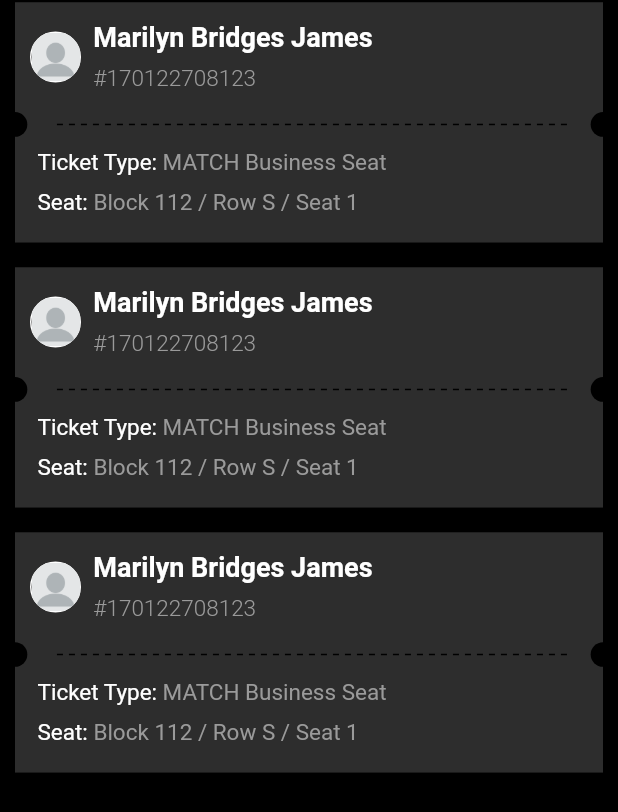
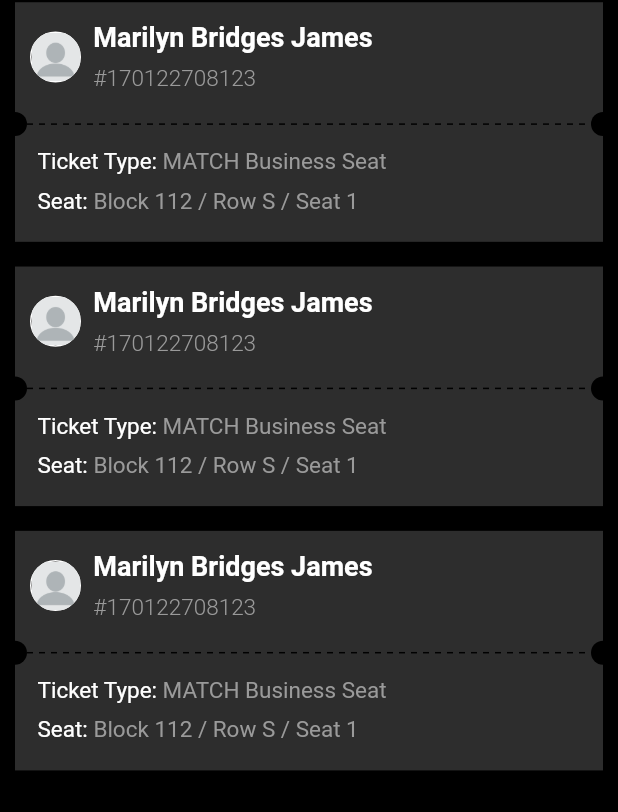
Before and after one commit to samaa99/ticketsTask, a Flutter app: the MatchInfo screen opened directly, on a phone screen of 412 x 824 dp. Shown: the part 388-1200 px from the top of the screen. Run offline on Flutter 3.47's test engine with Material 2 defaults, Android fonts, the phone set to English and light mode, and no system bars; drawn by our look-alikes of dotted_line; missing offline and left inert: solid_bottom_sheet.

Commit message:
finish the containers and 2 circles in matchInfo screen.

```diff
--- a/lib/models/user_model.dart
+++ b/lib/models/user_model.dart
@@ -8,4 +8,12 @@ class User {
     required this.title,
     required this.img,
   });
+
+  factory User.fromJson(Map<String, dynamic> json) {
+    return User(
+      name: json['name'],
+      title: json['title'],
+      img: json['img'],
+    );
+  }
 }
--- a/lib/screens/match_info_page.dart
+++ b/lib/screens/match_info_page.dart
@@ -213,31 +213,29 @@ class _MatchInfoState extends State<MatchInfo> {
               height: _deviceHeight * 0.01,
             ),
             Row(
-              mainAxisAlignment: MainAxisAlignment.spaceEvenly,
               children: [
-                Transform.translate(
-                  offset: const Offset(-9, 0),
-                  child: Container(
-                    margin: const EdgeInsets.only(right: 10),
-                    height: _deviceHeight * 0.02,
-                    width: _deviceWidth * 0.04,
-                    decoration: const BoxDecoration(
-                      color: Colors.black,
-                      shape: BoxShape.circle,
+                Container(
+                  height: 16,
+                  width: 8,
+                  decoration: const BoxDecoration(
+                    color: Colors.black,
+                    borderRadius: BorderRadius.only(
+                      topRight: Radius.circular(100),
+                      bottomRight: Radius.circular(100),
                     ),
                   ),
                 ),
-                DottedLine(
-                  lineLength: _deviceWidth * 0.84,
+                const Expanded(
+                  child: DottedLine(),
                 ),
-                Transform.translate(
-                  offset: const Offset(9, 0),
-                  child: Container(
-                    height: _deviceHeight * 0.02,
-                    width: _deviceWidth * 0.04,
-                    decoration: const BoxDecoration(
-                      color: Colors.black,
-                      shape: BoxShape.circle,
+                Container(
+                  height: 16,
+                  width: 8,
+                  decoration: const BoxDecoration(
+                    color: Colors.black,
+                    borderRadius: BorderRadius.only(
+                      topLeft: Radius.circular(100),
+                      bottomLeft: Radius.circular(100),
                     ),
                   ),
                 ),
--- a/lib/screens/users_list_page.dart
+++ b/lib/screens/users_list_page.dart
@@ -1,6 +1,7 @@
 import 'package:flutter/material.dart';
 import 'package:task1/screens/user_details_page.dart';
 
+import '../models/user_model.dart';
 import '../widgets/user_card.dart';
 
 class UsersListPage extends StatefulWidget {
@@ -11,6 +12,18 @@ class UsersListPage extends StatefulWidget {
 }
 
 class _UsersListPageState extends State<UsersListPage> {
+  List<User> users = [];
+
+  // Future<void> _getUsers() async {
+  //   users = await getUsers.getAllUsers();
+  // }
+
+  @override
+  void initState() {
+    super.initState();
+    // _getUsers();
+  }
+
   @override
   Widget build(BuildContext context) {
     return Scaffold(
@@ -101,7 +114,9 @@ class _UsersListPageState extends State<UsersListPage> {
               shrinkWrap: true,
               itemCount: 10,
               itemBuilder: (context, index) {
-                return const UserCardListWidget();
+                return UserCardListWidget(
+                    // user: users[1],
+                    );
               }),
           onTap: () {
             showModalBottomSheet(
--- a/lib/widgets/user_card.dart
+++ b/lib/widgets/user_card.dart
@@ -3,7 +3,9 @@ import 'package:flutter/material.dart';
 import '../constants.dart';
 
 class UserCardListWidget extends StatelessWidget {
-  const UserCardListWidget({
+  // User user;
+  UserCardListWidget({
+    // required this.user,
     Key? key,
   }) : super(key: key);
 
--- a/pubspec.yaml
+++ b/pubspec.yaml
@@ -36,6 +36,7 @@ dependencies:
   cupertino_icons: ^1.0.2
   solid_bottom_sheet: ^0.1.10
   dotted_line: ^3.1.0
+  http: ^0.13.5
 #  bottom_sheet: ^3.1.2
 
 dev_dependencies:
```
Also changed, not shown: pubspec.lock.
